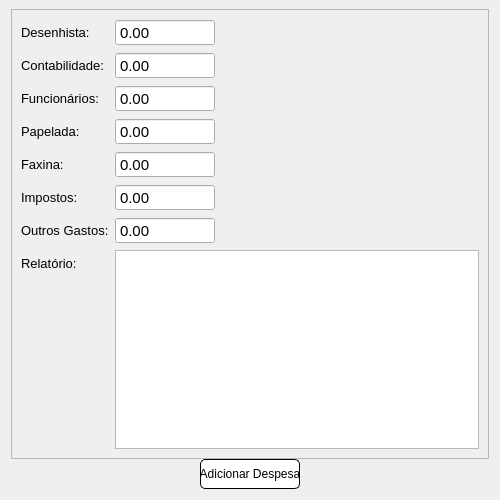
This is screens/adicionar_gasto.ui in devfabri/Arquitetura-Pereira as Qt 5 draws it before an edit. The edited form follows.
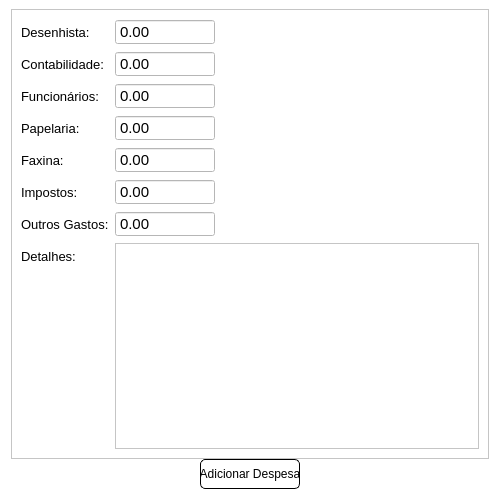
This is the edited form.

Patch:
```diff
--- a/screens/adicionar_gasto.ui
+++ b/screens/adicionar_gasto.ui
@@ -25,6 +25,9 @@
   <property name="windowTitle">
    <string>Dialog</string>
   </property>
+  <property name="styleSheet">
+   <string notr="true">background-color: rgb(255, 255, 255);</string>
+  </property>
   <layout class="QVBoxLayout" name="verticalLayout">
    <property name="spacing">
     <number>0</number>
@@ -156,7 +159,7 @@
          </font>
         </property>
         <property name="text">
-         <string>Papelada:</string>
+         <string>Papelaria:</string>
         </property>
        </widget>
       </item>
@@ -282,7 +285,7 @@
          </font>
         </property>
         <property name="text">
-         <string>Relatório:</string>
+         <string>Detalhes:</string>
         </property>
        </widget>
       </item>
```
Left out of the diff: 2 changed lines with no effect on the pictures.
